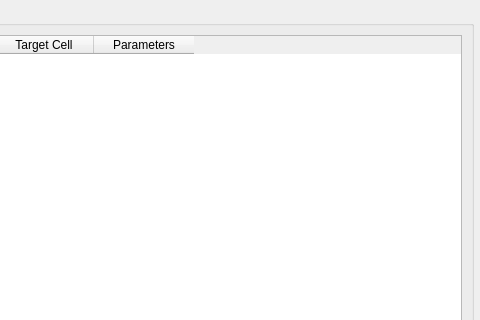
This is pymacros/NetlistImportConfig_CellMapPage.ui in iic-jku/klayout-netlist-import as Qt 5 draws it before an edit; both pictures show x 325 to 805 and y 0 to 320 of the 805 by 617 pixel window. The edited form follows.
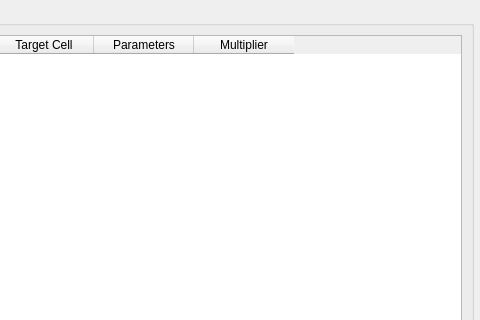
This is the edited form.

Commit message: Refactor (dialog splitted into multiple files), added multiplier column

```diff
--- a/pymacros/NetlistImportConfig_CellMapPage.ui
+++ b/pymacros/NetlistImportConfig_CellMapPage.ui
@@ -72,7 +72,7 @@
            <enum>QAbstractItemView::SelectionBehavior::SelectRows</enum>
           </property>
           <property name="columnCount">
-           <number>5</number>
+           <number>6</number>
           </property>
           <column>
            <property name="text">
@@ -99,6 +99,11 @@
             <string>Parameters</string>
            </property>
           </column>
+          <column>
+           <property name="text">
+            <string>Multiplier</string>
+           </property>
+          </column>
          </widget>
         </item>
        </layout>
```
The commit also changes 12 other files.
